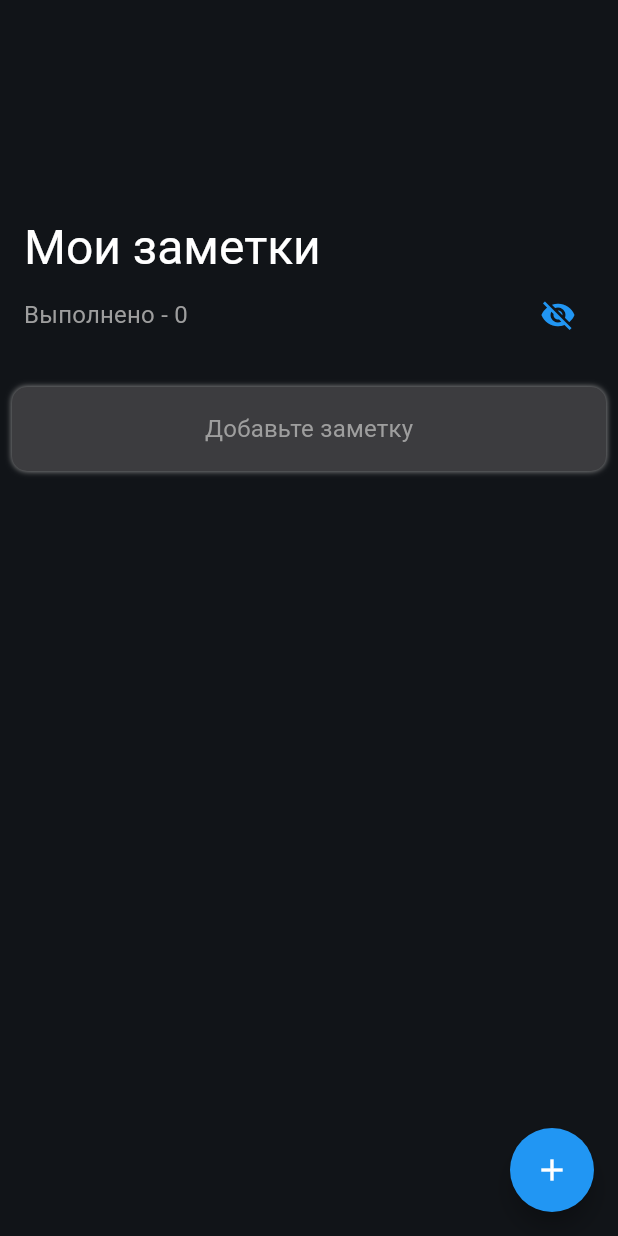
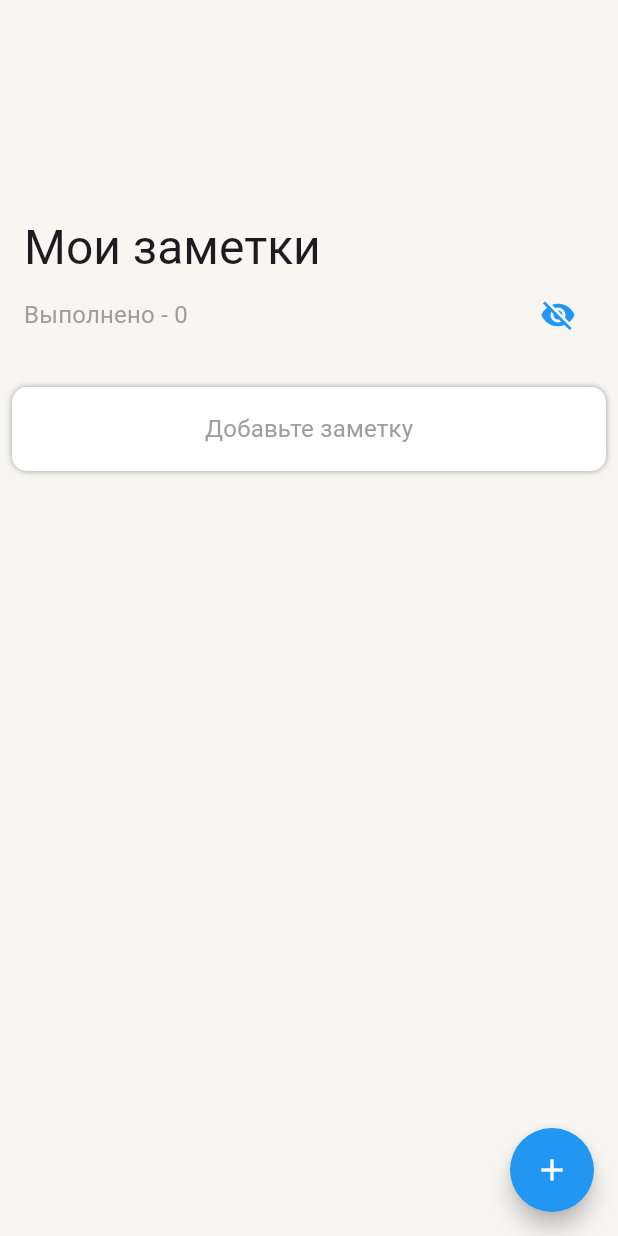
Before and after one commit to aNOOBisTheGod/ada-lovelace, a Flutter app: the screen it shows after launch, on a phone screen of 412 x 824 dp. Run offline on Flutter 3.47's test engine with Material 3 defaults, Android fonts, the phone set to English and light mode, and no system bars; our stand-ins replace flutter_bloc, go_router, google_fonts, hive, logger; accounts and stored records are empty.

Commit message:
theme mode change

```diff
--- a/lib/main.dart
+++ b/lib/main.dart
@@ -68,7 +68,6 @@ class AdaLovelaceApp extends StatelessWidget {
                         const TextStyle(fontSize: 32, color: Colors.white))),
           ),
           routerConfig: router,
-          themeMode: ThemeMode.dark,
           theme: ThemeData(
               inputDecorationTheme: InputDecorationTheme(
                   border: OutlineInputBorder(
```
